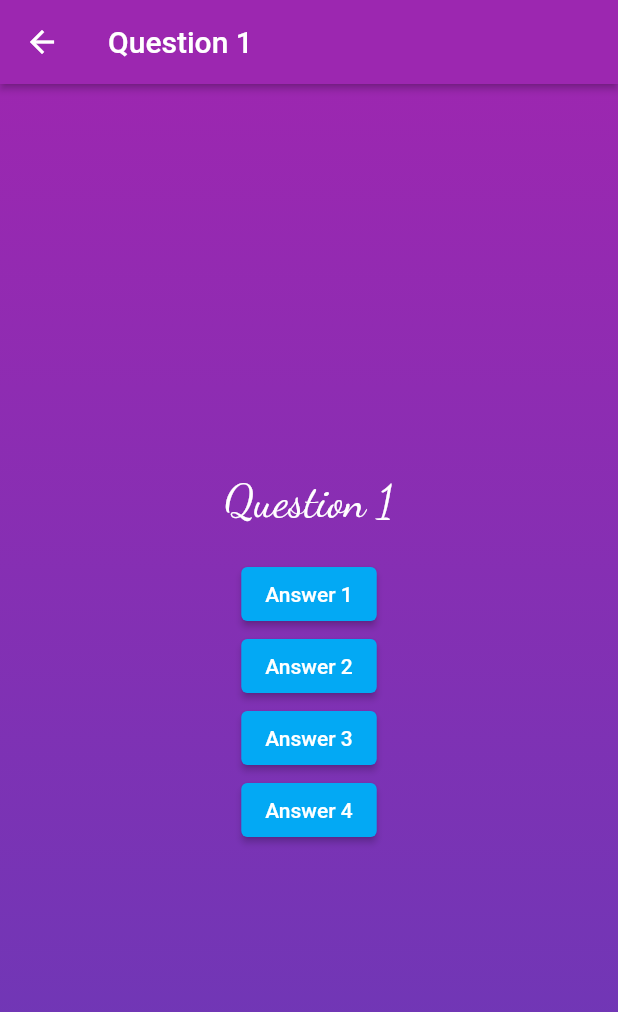
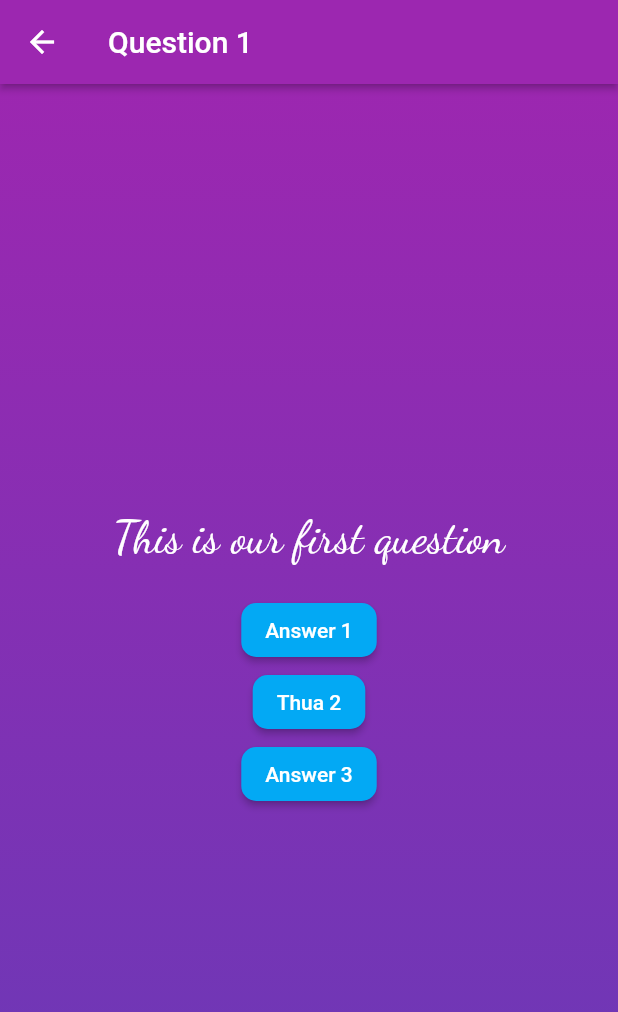
Before and after one commit to IllTushar/QuizzApp, a Flutter app: the screen it shows after launch, after a tap on "Let's Start", on a phone screen of 412 x 824 dp. Shown: the top 1012 px of the screen. Run offline on Flutter 3.47's test engine with Material 2 defaults, Android fonts, the phone set to English and light mode, and no system bars.

Commit message:
15.11.2023

```diff
--- /dev/null
+++ b/lib/Answer.dart
@@ -0,0 +1,17 @@
+import 'package:flutter/material.dart';
+
+class Answer extends StatelessWidget{
+  const Answer({super.key,required this.text,required this.onTap});
+  final String text;
+  final void Function() onTap;
+  @override
+  Widget build(BuildContext context) {
+    // TODO: implement build
+    return ElevatedButton(
+      onPressed: onTap,
+      child: Text(text),
+      style: ElevatedButton.styleFrom(primary: Colors.lightBlue,shape: RoundedRectangleBorder(borderRadius: BorderRadius.circular(10.0))),
+    );
+  }
+
+}
--- /dev/null
+++ b/lib/model/questionandanswer.dart
@@ -0,0 +1,23 @@
+import 'package:quizapp/model/responsemodel.dart';
+const question = [
+  ModelClass("This is our first question",[
+    "Answer 1",
+    "Thua 2",
+    "Answer 3",
+  ]),
+  ModelClass("This is our 2 question",[
+    "Answer 1",
+    "Answer 2",
+    "Answer 3",
+  ]),
+  ModelClass("This is our 3 question",[
+    "Answer 1",
+    "Answer 2",
+    "Answer 3",
+  ]),
+  ModelClass("This is our 4 question",[
+    "Answer 1",
+    "Answer 2",
+    "Answer 3",
+  ]),
+];
--- a/lib/model/responsemodel.dart
+++ b/lib/model/responsemodel.dart
@@ -1,10 +1,8 @@
-import 'dart:html';
+
 
 class ModelClass {
-  late String question;
-  late List<String>answer;
-  ModelClass(String question,List<String>answer){
-    this.question = question;
-    this.answer = answer;
-  }
+  const ModelClass(this.question, this.answer);
+  final String question;
+  final List<String>answer;
+
 }
--- a/lib/question1.dart
+++ b/lib/question1.dart
@@ -1,14 +1,12 @@
 import 'package:flutter/cupertino.dart';
 import 'package:flutter/material.dart';
+import 'package:quizapp/Answer.dart';
+import 'package:quizapp/model/questionandanswer.dart';
 
 class question1 extends StatefulWidget {
-  late Color color1;
-  late Color color2;
-
-  question1(Color color1, Color color2) {
-    this.color1 = color1;
-    this.color2 = color2;
-  }
+  question1(this.color1,this.color2);
+  final Color color1;
+  final Color color2;
 
   @override
   State<question1> createState() => _question1State();
@@ -21,6 +19,7 @@ class _question1State extends State<question1> {
   @override
   Widget build(BuildContext context) {
     // TODO: implement build
+    final  currentQuestion = question[0];
     return Scaffold(
       appBar: AppBar(
         backgroundColor: widget.color1,
@@ -40,9 +39,9 @@ class _question1State extends State<question1> {
             child: Column(
               mainAxisAlignment: MainAxisAlignment.center,
               children: [
-                const Text(
-                  "Question 1",
-                  style: TextStyle(
+                 Text(
+                  currentQuestion.question,
+                  style:const TextStyle(
                       color: Colors.white,
                       fontSize: 30,
                       fontFamily: "newfonts"),
@@ -50,10 +49,8 @@ class _question1State extends State<question1> {
                 const SizedBox(
                   height: 20,
                 ),
-                ElevatedButton(onPressed: () {}, child: Text("Answer 1"),style: ElevatedButton.styleFrom(primary: Colors.lightBlue),),
-                ElevatedButton(onPressed: () {}, child: Text("Answer 2"),style: ElevatedButton.styleFrom(primary: Colors.lightBlue),),
-                ElevatedButton(onPressed: () {}, child: Text("Answer 3"),style: ElevatedButton.styleFrom(primary: Colors.lightBlue),),
-                ElevatedButton(onPressed: () {}, child: Text("Answer 4"),style: ElevatedButton.styleFrom(primary: Colors.lightBlue),),
+                //... => Are Spreed Oprater..
+                ...currentQuestion.answer.map((answer) => Answer(text: answer, onTap: (){})),
               ],
             ),
           ),
```
Also changed, not shown: lib/startscreen.dart (+9 -3 lines), pubspec.lock, 1 other file.
